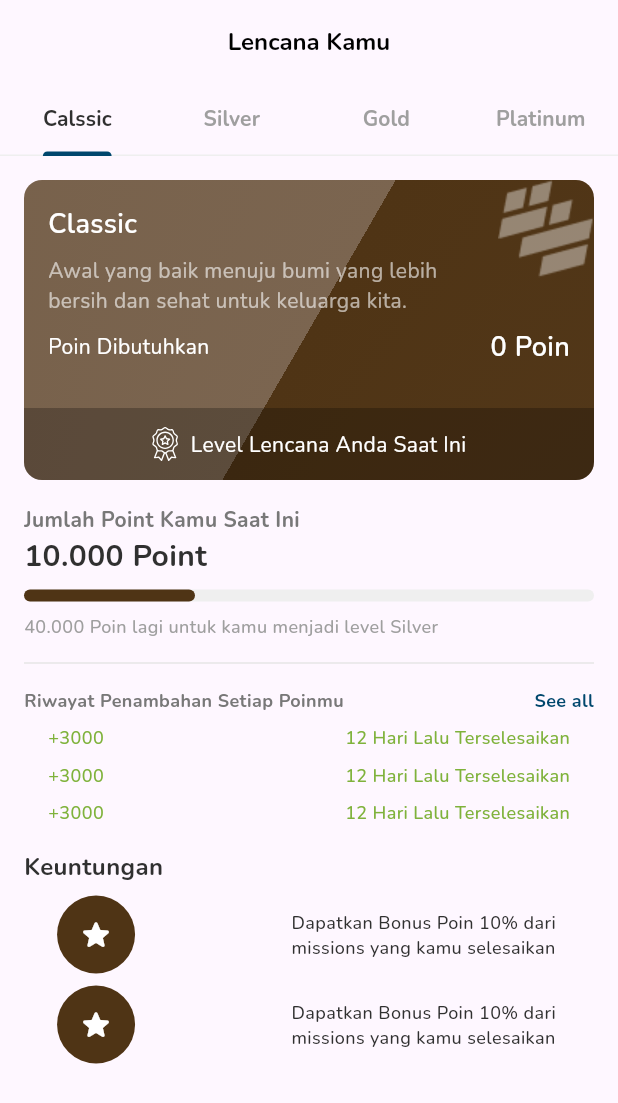
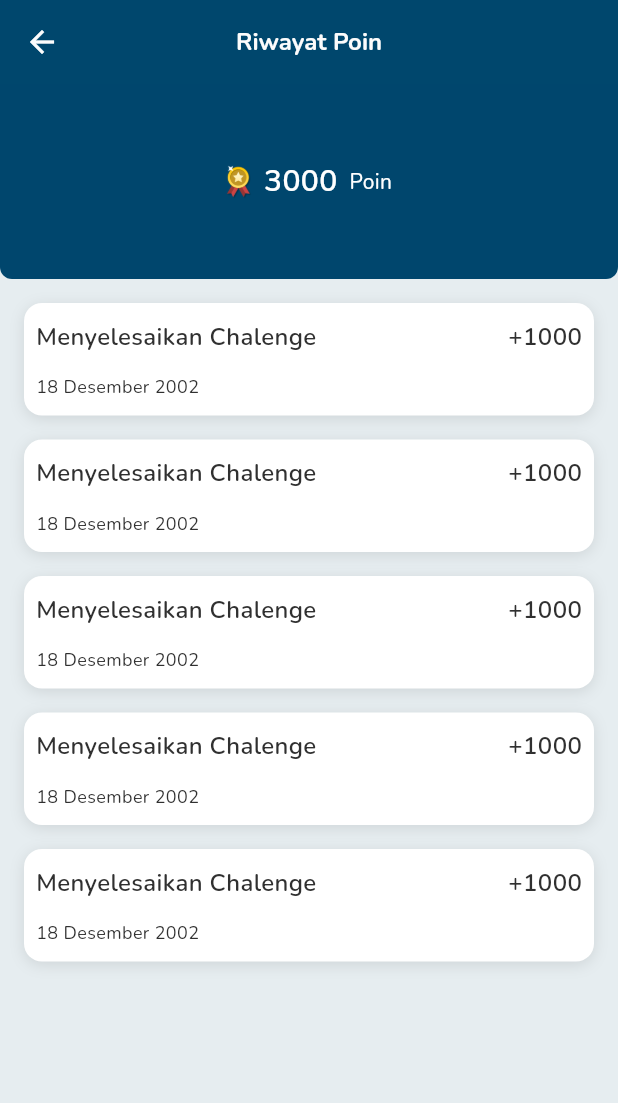
Before and after one commit to RECYTHNG/flutter_recything, a Flutter app: the screen it shows after launch, after a tap on "See all", on a phone screen of 412 x 824 dp. Shown: the top 1103 px of the screen. Run offline on Flutter 3.47's test engine with Material 3 defaults, Android fonts, the phone set to English and light mode, and no system bars; our stand-ins replace flutter_svg.

Commit message:
feat(point_history): Complete Slicing for point history

```diff
--- a/recything_application/lib/constants/image_constant.dart
+++ b/recything_application/lib/constants/image_constant.dart
@@ -1,4 +1,7 @@
 class ImageConstant {
   //Achievement
   static const String cardImage = 'assets/images/achievement/card_images.png';
+
+  //point_history
+  static const String goldBagdesImage = 'assets/images/point_history/gold_medal_images.png';
 }
--- a/recything_application/lib/screen/achievement_screen/content/classic_achievement_content.dart
+++ b/recything_application/lib/screen/achievement_screen/content/classic_achievement_content.dart
@@ -5,6 +5,7 @@ import 'package:recything_application/constants/icon_constant.dart';
 import 'package:recything_application/constants/image_constant.dart';
 import 'package:recything_application/constants/spacing_constant.dart';
 import 'package:recything_application/constants/text_style_constant.dart';
+import 'package:recything_application/screen/halaman_riwayat/point_history_screen.dart';
 
 class ClassicAchievementContent extends StatefulWidget {
   const ClassicAchievementContent({super.key});
@@ -171,7 +172,13 @@ class _ClassicAchievementContentState extends State<ClassicAchievementContent> {
                       ),
                     ),
                     GestureDetector(
-                      onTap: () {},
+                      onTap: () {
+                        Navigator.of(context).push(
+                          MaterialPageRoute(
+                            builder: (context) => const PointHisstoryScreen(),
+                          ),
+                        );
+                      },
                       child: Text(
                         'See all',
                         style: TextStyleConstant.boldCaption.copyWith(
--- /dev/null
+++ b/recything_application/lib/screen/halaman_riwayat/point_history_screen.dart
@@ -0,0 +1,136 @@
+import 'package:flutter/material.dart';
+import 'package:recything_application/constants/color_constant.dart';
+import 'package:recything_application/constants/image_constant.dart';
+import 'package:recything_application/constants/spacing_constant.dart';
+import 'package:recything_application/constants/text_style_constant.dart';
+
+class PointHisstoryScreen extends StatefulWidget {
+  const PointHisstoryScreen({super.key});
+
+  @override
+  State<PointHisstoryScreen> createState() => _PointHisstoryScreenState();
+}
+
+class _PointHisstoryScreenState extends State<PointHisstoryScreen> {
+  @override
+  Widget build(BuildContext context) {
+    return Scaffold(
+      backgroundColor: ColorConstant.primaryColor50,
+      appBar: AppBar(
+        iconTheme: const IconThemeData(color: ColorConstant.netralColor50),
+        backgroundColor: ColorConstant.primaryColor500,
+        title: Text(
+          'Riwayat Poin',
+          style: TextStyleConstant.boldSubtitle.copyWith(
+            color: ColorConstant.netralColor50,
+          ),
+        ),
+        centerTitle: true,
+      ),
+      body: Column(
+        children: [
+          Container(
+            height: 130.0,
+            width: double.infinity,
+            decoration: const BoxDecoration(
+              color: Color(0xFF00466D),
+              borderRadius: BorderRadius.only(
+                bottomLeft: Radius.circular(8.0),
+                bottomRight: Radius.circular(8.0),
+              ),
+            ),
+            child: Row(
+              mainAxisAlignment: MainAxisAlignment.center,
+              children: [
+                Image.asset(
+                  ImageConstant.goldBagdesImage,
+                  height: 24.0,
+                ),
+                SpacingConstant.horizontalSpacing100,
+                Row(
+                  children: [
+                    Text(
+                      '3000',
+                      style: TextStyleConstant.semiboldHeading4.copyWith(
+                        color: ColorConstant.whiteColor,
+                      ),
+                    ),
+                    SpacingConstant.horizontalSpacing100,
+                    Text(
+                      'Poin',
+                      style: TextStyleConstant.regularParagraph.copyWith(
+                        color: ColorConstant.whiteColor,
+                      ),
+                    ),
+                  ],
+                ),
+              ],
+            ),
+          ),
+          SpacingConstant.verticalSpacing100,
+          Expanded(
+            child: ListView.builder(
+              itemCount: 5,
+              itemBuilder: (context, index) {
+                return Padding(
+                  padding: const EdgeInsets.symmetric(
+                      horizontal: 16.0, vertical: 8.0),
+                  child: Container(
+                    height: 75.0,
+                    width: double.infinity,
+                    decoration: BoxDecoration(
+                      color: ColorConstant.whiteColor,
+                      borderRadius: BorderRadius.circular(12.0),
+                      boxShadow: [
+                        BoxShadow(
+                          color: ColorConstant.blackColor.withOpacity(0.1),
+                          blurRadius: 8.0,
+                          offset: const Offset(0, 2),
+                        ),
+                      ],
+                    ),
+                    child: Padding(
+                      padding: const EdgeInsets.all(8.0),
+                      child: Column(
+                        crossAxisAlignment: CrossAxisAlignment.start,
+                        mainAxisAlignment: MainAxisAlignment.spaceEvenly,
+                        children: [
+                          Row(
+                            mainAxisAlignment: MainAxisAlignment.spaceBetween,
+                            children: [
+                              Text(
+                                'Menyelesaikan Chalenge',
+                                style:
+                                    TextStyleConstant.semiboldSubtitle.copyWith(
+                                  color: ColorConstant.netralColor900,
+                                ),
+                              ),
+                              Text(
+                                ' +1000',
+                                style:
+                                    TextStyleConstant.semiboldSubtitle.copyWith(
+                                  color: ColorConstant.netralColor900,
+                                ),
+                              ),
+                            ],
+                          ),
+                          SpacingConstant.verticalSpacing100,
+                          Text(
+                            '18 Desember 2002',
+                            style: TextStyleConstant.regularCaption.copyWith(
+                              color: ColorConstant.netralColor900,
+                            ),
+                          )
+                        ],
+                      ),
+                    ),
+                  ),
+                );
+              },
+            ),
+          ),
+        ],
+      ),
+    );
+  }
+}
--- a/recything_application/pubspec.yaml
+++ b/recything_application/pubspec.yaml
@@ -65,6 +65,7 @@ flutter:
     - assets/icons/
     - assets/images/logo/
     - assets/images/achievement/
+    - assets/images/point_history/
 
   # An image asset can refer to one or more resolution-specific "variants", see
   # https://flutter.dev/assets-and-images/#resolution-aware
```
Also changed, not shown: recything_application/assets/images/point_history/gold_medal_images.png (added).
